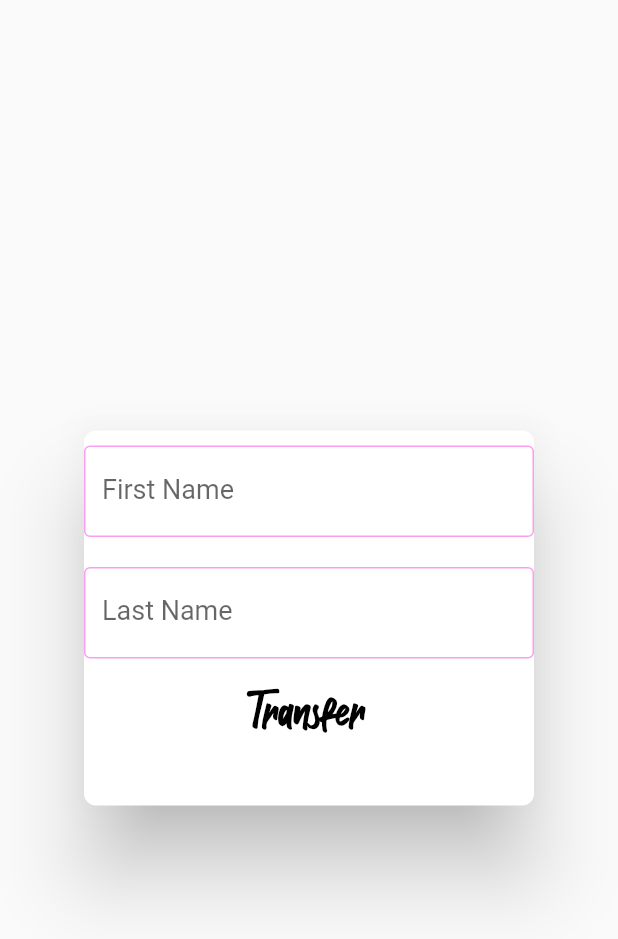
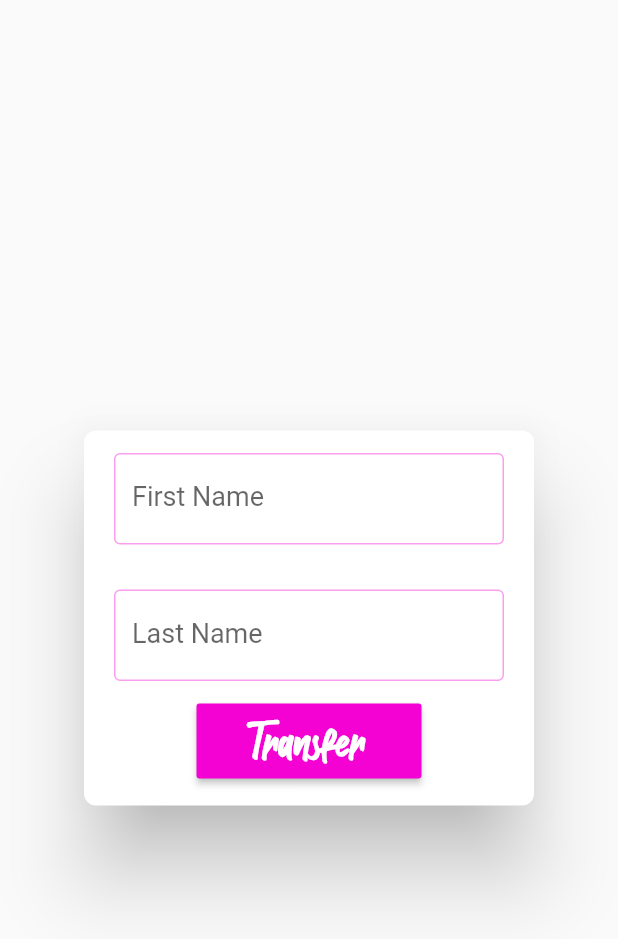
Before and after one commit to phillipweston/gateapp, a Flutter app: the ReassignTicketModal widget shown alone on an empty page, opened directly, on a phone screen of 412 x 824 dp. Shown: the top 939 px of the screen. Run offline on Flutter 3.47's test engine with Material 2 defaults, Android fonts, the phone set to English and light mode, and no system bars; our stand-ins replace battery, bloc, equatable, flutter_bloc, flutter_staggered_animations, flutter_svg and 2 more; missing offline and left inert: flutter_keyboard_visibility_web, shared_preferences_web; accounts and stored records are empty; network calls fail.

Commit message:
update styling of transfer and set to portrait orientation only

```diff
--- a/lib/main.dart
+++ b/lib/main.dart
@@ -11,7 +11,6 @@ import 'package:fnf_guest_list/blocs/guest.dart';
 import 'package:fnf_guest_list/blocs/audit.dart';
 import 'package:flutter_bloc/flutter_bloc.dart';
 import 'package:fnf_guest_list/screens/ticket-list.dart';
-
 import 'blocs/ticket-events.dart';
 import 'blocs/ticket-list-bloc.dart';
 
--- a/lib/screens/ticket-list.dart
+++ b/lib/screens/ticket-list.dart
@@ -318,7 +318,7 @@ class _ReassignTicketModalState extends State<ReassignTicketModal> {
         child: Column(
           children: [
             Container(
-              padding: const EdgeInsets.symmetric(vertical: 10),
+              padding: const EdgeInsets.symmetric(vertical: 15, horizontal: 20),
               child:TextField(
                 controller: firstNameController,
                 style: appTheme.textTheme.headline1,
@@ -330,7 +330,7 @@ class _ReassignTicketModalState extends State<ReassignTicketModal> {
               ),
             ),
             Container(
-              padding: const EdgeInsets.symmetric(vertical: 10),
+              padding: const EdgeInsets.symmetric(vertical: 15, horizontal: 20),
               child:TextField(
                 controller: lastNameController,
                 style: appTheme.textTheme.headline1,
@@ -344,8 +344,12 @@ class _ReassignTicketModalState extends State<ReassignTicketModal> {
             Container(
               width: 150,
               child:
-              TextButton(
-                child: Text("Transfer", style: TextStyle(color: Colors.black)),
+              MaterialButton(
+                child: Text("Transfer", style: appTheme.textTheme.button),
+                  height: 50,
+                  color: superPink,
+                  disabledColor: Colors.black12,
+                  textColor: Colors.white,
                 onPressed: () async {
                   widget.record.setName(firstNameController.text + " " + lastNameController.text);
                   if(widget.record.valid) {
```
Also changed, not shown: 2 other files.
